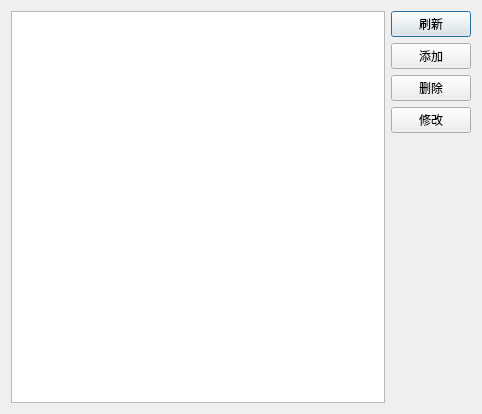
Old version of the form ui_app/drug_specification.ui in the repository live1089/pharmacy_system.
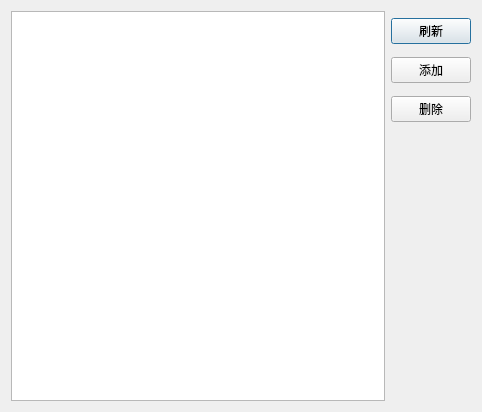
New version of the form.

```diff
--- a/ui_app/drug_specification.ui
+++ b/ui_app/drug_specification.ui
@@ -39,13 +39,6 @@
          </property>
         </widget>
        </item>
-       <item>
-        <widget class="QPushButton" name="modify_btn">
-         <property name="text">
-          <string>修改</string>
-         </property>
-        </widget>
-       </item>
        <item>
         <spacer name="verticalSpacer">
          <property name="orientation">
```
